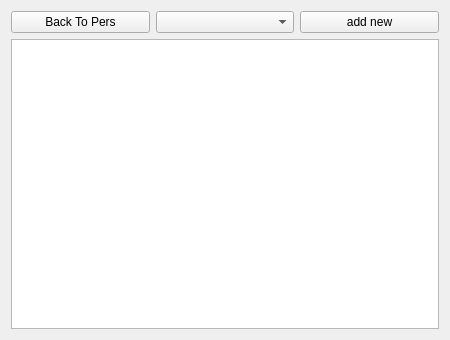
First picture: the form in GUI/taskform.ui, repository VladBurin/TaskMan, before the edit.
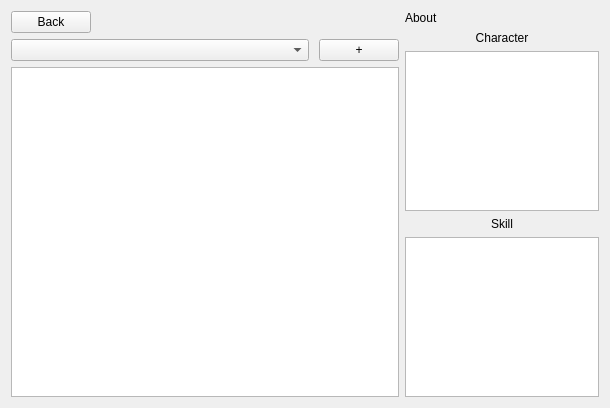
Second picture: the form after the edit.

What changed in the file:
```diff
--- a/GUI/taskform.ui
+++ b/GUI/taskform.ui
@@ -6,8 +6,8 @@
    <rect>
     <x>0</x>
     <y>0</y>
-    <width>450</width>
-    <height>340</height>
+    <width>610</width>
+    <height>408</height>
    </rect>
   </property>
   <property name="windowTitle">
@@ -15,28 +15,77 @@
   </property>
   <layout class="QVBoxLayout" name="verticalLayout">
    <item>
-    <layout class="QHBoxLayout" name="horizontalLayout_3">
+    <layout class="QHBoxLayout" name="horizontalLayout" stretch="2,1">
      <item>
-      <widget class="QPushButton" name="pushButton_2">
+      <layout class="QVBoxLayout" name="verticalLayout_5">
+       <item>
+        <layout class="QHBoxLayout" name="horizontalLayout_2" stretch="0,0">
+         <item>
+          <widget class="QPushButton" name="buttonBackToPers">
        <property name="text">
-        <string>Back To Pers</string>
+            <string>Back</string>
        </property>
       </widget>
      </item>
      <item>
-      <widget class="QComboBox" name="comboBox"/>
+          <spacer name="horizontalSpacer">
+           <property name="orientation">
+            <enum>Qt::Horizontal</enum>
+           </property>
+           <property name="sizeHint" stdset="0">
+            <size>
+             <width>40</width>
+             <height>20</height>
+            </size>
+           </property>
+          </spacer>
+         </item>
+        </layout>
+       </item>
+       <item>
+        <layout class="QHBoxLayout" name="horizontalLayout_3" stretch="6,1">
+         <property name="spacing">
+          <number>10</number>
+         </property>
+         <item>
+          <widget class="QComboBox" name="comboboxSkills">
+           <property name="sizePolicy">
+            <sizepolicy hsizetype="Preferred" vsizetype="Fixed">
+             <horstretch>0</horstretch>
+             <verstretch>0</verstretch>
+            </sizepolicy>
+           </property>
+          </widget>
      </item>
      <item>
       <widget class="QPushButton" name="pushButton">
+           <property name="enabled">
+            <bool>true</bool>
+           </property>
+           <property name="sizePolicy">
+            <sizepolicy hsizetype="Minimum" vsizetype="Minimum">
+             <horstretch>0</horstretch>
+             <verstretch>0</verstretch>
+            </sizepolicy>
+           </property>
        <property name="text">
-        <string>add new</string>
+            <string>+</string>
+           </property>
+           <property name="iconSize">
+            <size>
+             <width>16</width>
+             <height>16</height>
+            </size>
+           </property>
+           <property name="autoDefault">
+            <bool>false</bool>
        </property>
       </widget>
      </item>
     </layout>
    </item>
    <item>
-    <widget class="QTreeWidget" name="treeWidget">
+        <widget class="QTreeWidget" name="treeTasks">
      <property name="enabled">
       <bool>true</bool>
      </property>
@@ -49,6 +98,50 @@
       </property>
      </column>
     </widget>
+       </item>
+      </layout>
+     </item>
+     <item>
+      <layout class="QVBoxLayout" name="verticalLayout_4">
+       <item>
+        <widget class="QLabel" name="labelAbout">
+         <property name="text">
+          <string>About</string>
+         </property>
+        </widget>
+       </item>
+       <item>
+        <widget class="QLabel" name="labelPers">
+         <property name="layoutDirection">
+          <enum>Qt::LeftToRight</enum>
+         </property>
+         <property name="text">
+          <string>Character</string>
+         </property>
+         <property name="alignment">
+          <set>Qt::AlignCenter</set>
+         </property>
+        </widget>
+       </item>
+       <item>
+        <widget class="QTextBrowser" name="textPersDesc"/>
+       </item>
+       <item>
+        <widget class="QLabel" name="labelSkills">
+         <property name="text">
+          <string>Skill</string>
+         </property>
+         <property name="alignment">
+          <set>Qt::AlignCenter</set>
+         </property>
+        </widget>
+       </item>
+       <item>
+        <widget class="QTextBrowser" name="textSkillDesc"/>
+       </item>
+      </layout>
+     </item>
+    </layout>
    </item>
   </layout>
   <action name="actionCreate_new_skill">
```
Lines whose indentation alone changed are shown as unchanged.
